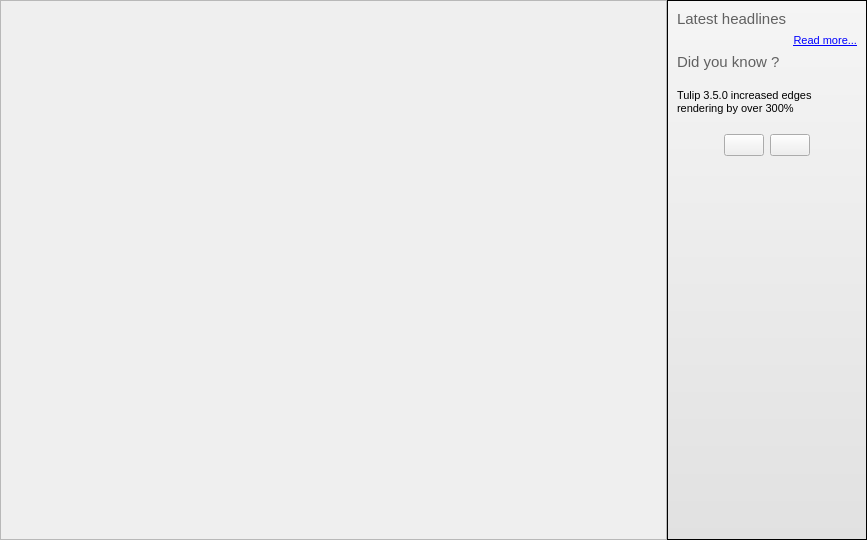
This is software/tulip/designer/TulipWelcomePage.ui in Tulip-Dev/tulip as Qt 5 draws it before an edit. The edited form follows.
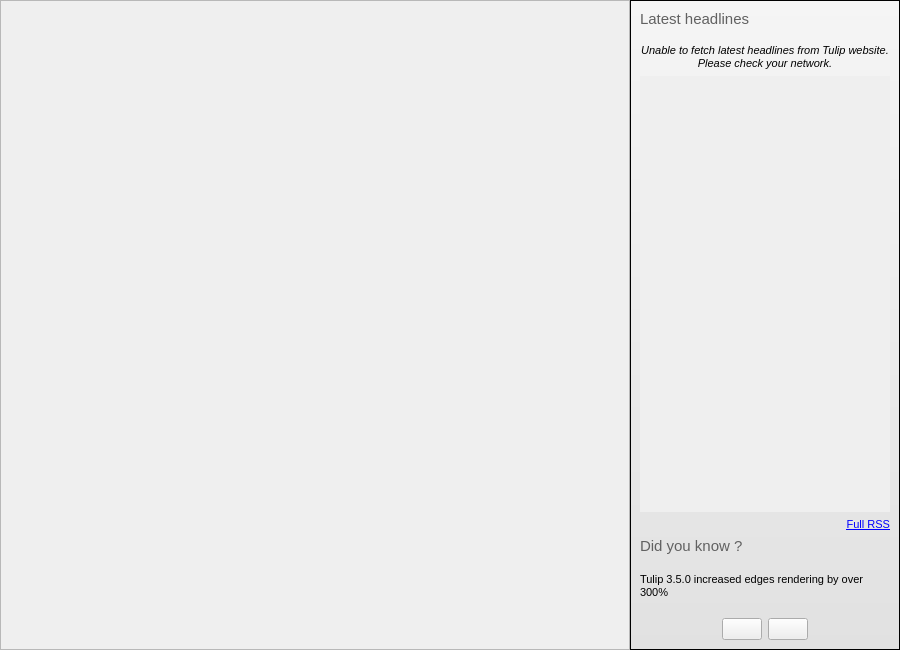
This is the edited form. Icons and pictures are not drawn.

Commit message: (Finally) working RSS display on the welcome page

```diff
--- a/software/tulip/designer/TulipWelcomePage.ui
+++ b/software/tulip/designer/TulipWelcomePage.ui
@@ -6,8 +6,8 @@
    <rect>
     <x>0</x>
     <y>0</y>
-    <width>867</width>
-    <height>540</height>
+    <width>900</width>
+    <height>650</height>
    </rect>
   </property>
   <property name="windowTitle">
@@ -58,13 +58,13 @@
        </property>
        <property name="minimumSize">
         <size>
-         <width>200</width>
+         <width>270</width>
          <height>0</height>
         </size>
        </property>
        <property name="maximumSize">
         <size>
-         <width>200</width>
+         <width>270</width>
          <height>16777215</height>
         </size>
        </property>
@@ -100,12 +100,68 @@
 &lt;html&gt;&lt;head&gt;&lt;meta name=&quot;qrichtext&quot; content=&quot;1&quot; /&gt;&lt;style type=&quot;text/css&quot;&gt;
 p, li { white-space: pre-wrap; }
 &lt;/style&gt;&lt;/head&gt;&lt;body style=&quot; font-family:'MS Shell Dlg 2'; font-size:8.25pt; font-weight:400; font-style:normal;&quot;&gt;
-&lt;p style=&quot; margin-top:0px; margin-bottom:0px; margin-left:0px; margin-right:0px; -qt-block-indent:0; text-indent:0px;&quot;&gt;&lt;span style=&quot; font-size:11pt; color:#616161;&quot;&gt;Latest headlines&lt;/span&gt;&lt;/p&gt;&lt;/body&gt;&lt;/html&gt;</string>
+&lt;p style=&quot; margin-top:0px; margin-bottom:0px; margin-left:0px; margin-right:0px; -qt-block-indent:0; text-indent:0px;&quot;&gt;&lt;span style=&quot; font-size:11pt; color:#616161;&quot;&gt;Latest headlines&lt;/span&gt;&lt;/p&gt;
+&lt;p style=&quot;-qt-paragraph-type:empty; margin-top:0px; margin-bottom:0px; margin-left:0px; margin-right:0px; -qt-block-indent:0; text-indent:0px; font-size:6pt; color:#616161;&quot;&gt;&lt;/p&gt;&lt;/body&gt;&lt;/html&gt;</string>
           </property>
          </widget>
         </item>
         <item>
-         <layout class="QVBoxLayout" name="rssLayout"/>
+         <widget class="QLabel" name="rssError">
+          <property name="text">
+           <string>&lt;!DOCTYPE HTML PUBLIC &quot;-//W3C//DTD HTML 4.0//EN&quot; &quot;http://www.w3.org/TR/REC-html40/strict.dtd&quot;&gt;
+&lt;html&gt;&lt;head&gt;&lt;meta name=&quot;qrichtext&quot; content=&quot;1&quot; /&gt;&lt;style type=&quot;text/css&quot;&gt;
+p, li { white-space: pre-wrap; }
+&lt;/style&gt;&lt;/head&gt;&lt;body style=&quot; font-family:'MS Shell Dlg 2'; font-size:8.25pt; font-weight:400; font-style:normal;&quot;&gt;
+&lt;p align=&quot;center&quot; style=&quot; margin-top:0px; margin-bottom:0px; margin-left:0px; margin-right:0px; -qt-block-indent:0; text-indent:0px;&quot;&gt;&lt;span style=&quot; font-size:8pt; font-style:italic;&quot;&gt;Unable to fetch latest headlines from Tulip website.&lt;/span&gt;&lt;/p&gt;
+&lt;p align=&quot;center&quot; style=&quot; margin-top:0px; margin-bottom:0px; margin-left:0px; margin-right:0px; -qt-block-indent:0; text-indent:0px;&quot;&gt;&lt;span style=&quot; font-size:8pt; font-style:italic;&quot;&gt;Please check your network.&lt;/span&gt;&lt;/p&gt;&lt;/body&gt;&lt;/html&gt;</string>
+          </property>
+         </widget>
+        </item>
+        <item>
+         <widget class="QScrollArea" name="rssScroll">
+          <property name="styleSheet">
+           <string notr="true"/>
+          </property>
+          <property name="frameShape">
+           <enum>QFrame::NoFrame</enum>
+          </property>
+          <property name="verticalScrollBarPolicy">
+           <enum>Qt::ScrollBarAsNeeded</enum>
+          </property>
+          <property name="horizontalScrollBarPolicy">
+           <enum>Qt::ScrollBarAlwaysOff</enum>
+          </property>
+          <property name="widgetResizable">
+           <bool>true</bool>
+          </property>
+          <widget class="QWidget" name="rssContent">
+           <property name="geometry">
+            <rect>
+             <x>0</x>
+             <y>0</y>
+             <width>16</width>
+             <height>430</height>
+            </rect>
+           </property>
+           <property name="sizePolicy">
+            <sizepolicy hsizetype="Maximum" vsizetype="Preferred">
+             <horstretch>0</horstretch>
+             <verstretch>0</verstretch>
+            </sizepolicy>
+           </property>
+           <property name="maximumSize">
+            <size>
+             <width>16777215</width>
+             <height>16777215</height>
+            </size>
+           </property>
+           <property name="styleSheet">
+            <string notr="true">QWidget#rssContent {
+	background-color: rgb(243, 243, 243);
+}</string>
+           </property>
+          </widget>
+         </widget>
         </item>
         <item>
          <widget class="QLabel" name="label_2">
@@ -120,7 +176,7 @@
 &lt;html&gt;&lt;head&gt;&lt;meta name=&quot;qrichtext&quot; content=&quot;1&quot; /&gt;&lt;style type=&quot;text/css&quot;&gt;
 p, li { white-space: pre-wrap; }
 &lt;/style&gt;&lt;/head&gt;&lt;body style=&quot; font-family:'MS Shell Dlg 2'; font-size:8.25pt; font-weight:400; font-style:normal;&quot;&gt;
-&lt;p style=&quot; margin-top:0px; margin-bottom:0px; margin-left:0px; margin-right:0px; -qt-block-indent:0; text-indent:0px;&quot;&gt;&lt;a href=&quot;http://tulip.labri.fr/&quot;&gt;&lt;span style=&quot; text-decoration: underline; color:#0000ff;&quot;&gt;Read more...&lt;/span&gt;&lt;/a&gt;&lt;/p&gt;&lt;/body&gt;&lt;/html&gt;</string>
+&lt;p style=&quot; margin-top:0px; margin-bottom:0px; margin-left:0px; margin-right:0px; -qt-block-indent:0; text-indent:0px;&quot;&gt;&lt;a href=&quot;http://tulip.labri.fr&quot;&gt;&lt;span style=&quot; font-size:8pt; text-decoration: underline; color:#0000ff;&quot;&gt;Full RSS&lt;/span&gt;&lt;/a&gt;&lt;/p&gt;&lt;/body&gt;&lt;/html&gt;</string>
           </property>
           <property name="alignment">
            <set>Qt::AlignRight|Qt::AlignTrailing|Qt::AlignVCenter</set>
@@ -199,19 +255,6 @@
           </item>
          </layout>
         </item>
-        <item>
-         <spacer name="verticalSpacer">
-          <property name="orientation">
-           <enum>Qt::Vertical</enum>
-          </property>
-          <property name="sizeHint" stdset="0">
-           <size>
-            <width>20</width>
-            <height>40</height>
-           </size>
-          </property>
-         </spacer>
-        </item>
        </layout>
       </widget>
      </item>
```
Left out of the diff: 8 changed lines with no effect on the pictures. The commit also changes 9 other files.
